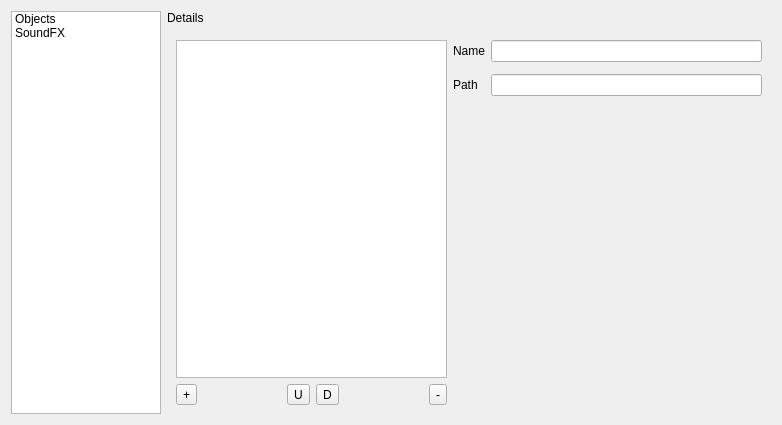
Old version of the form RetroEDv2/tools/sceneproperties/stageconfigeditorv3.ui in the repository RSDKModding/RetroED.
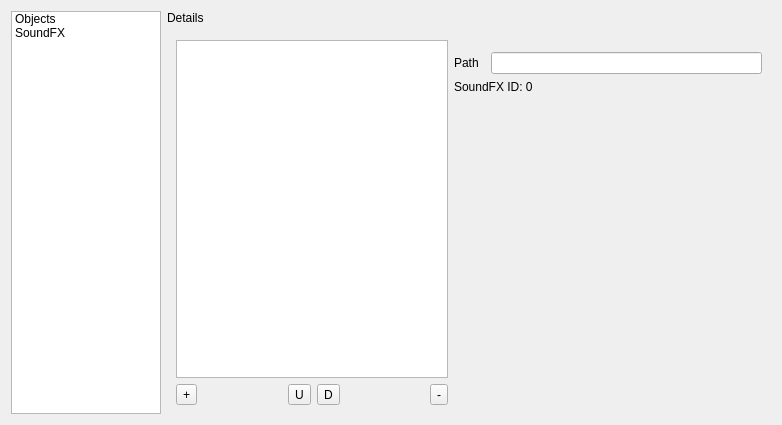
New version of the form. The open tabs and pages were chosen to show the change.

Diff of the .ui file:
```diff
--- a/RetroEDv2/tools/sceneproperties/stageconfigeditorv3.ui
+++ b/RetroEDv2/tools/sceneproperties/stageconfigeditorv3.ui
@@ -181,7 +181,29 @@
      </widget>
      <widget class="QWidget" name="sfxPage">
       <layout class="QGridLayout" name="gridLayout_6">
-       <item row="4" column="0">
+       <item row="0" column="0" rowspan="5">
+        <widget class="QListWidget" name="sfxList">
+         <property name="sizePolicy">
+          <sizepolicy hsizetype="Expanding" vsizetype="Expanding">
+           <horstretch>0</horstretch>
+           <verstretch>0</verstretch>
+          </sizepolicy>
+         </property>
+         <property name="minimumSize">
+          <size>
+           <width>194</width>
+           <height>0</height>
+          </size>
+         </property>
+         <property name="maximumSize">
+          <size>
+           <width>16777215</width>
+           <height>16777215</height>
+          </size>
+         </property>
+        </widget>
+       </item>
+       <item row="5" column="0">
         <layout class="QGridLayout" name="gridLayout_5">
          <item row="0" column="0">
           <widget class="QToolButton" name="addSfx">
@@ -239,37 +261,8 @@
          </item>
         </layout>
        </item>
-       <item row="0" column="0" rowspan="4">
-        <widget class="QListWidget" name="sfxList">
-         <property name="sizePolicy">
-          <sizepolicy hsizetype="Expanding" vsizetype="Expanding">
-           <horstretch>0</horstretch>
-           <verstretch>0</verstretch>
-          </sizepolicy>
-         </property>
-         <property name="minimumSize">
-          <size>
-           <width>194</width>
-           <height>0</height>
-          </size>
-         </property>
-         <property name="maximumSize">
-          <size>
-           <width>16777215</width>
-           <height>16777215</height>
-          </size>
-         </property>
-        </widget>
-       </item>
-       <item row="0" column="1">
-        <widget class="QLabel" name="label">
-         <property name="text">
-          <string>Name</string>
-         </property>
-        </widget>
-       </item>
-       <item row="0" column="3">
-        <widget class="QLineEdit" name="sfxName"/>
+       <item row="2" column="3">
+        <widget class="QLineEdit" name="sfxPath"/>
        </item>
        <item row="2" column="1">
         <widget class="QLabel" name="label_8">
@@ -278,10 +271,7 @@
          </property>
         </widget>
        </item>
-       <item row="2" column="3">
-        <widget class="QLineEdit" name="sfxPath"/>
-       </item>
-       <item row="3" column="3">
+       <item row="4" column="3">
         <spacer name="verticalSpacer_3">
          <property name="orientation">
           <enum>Qt::Vertical</enum>
@@ -294,6 +284,13 @@
          </property>
         </spacer>
        </item>
+       <item row="3" column="1" colspan="3">
+        <widget class="QLabel" name="sfxID">
+         <property name="text">
+          <string>SoundFX ID: 0</string>
+         </property>
+        </widget>
+       </item>
       </layout>
      </widget>
     </widget>
```
